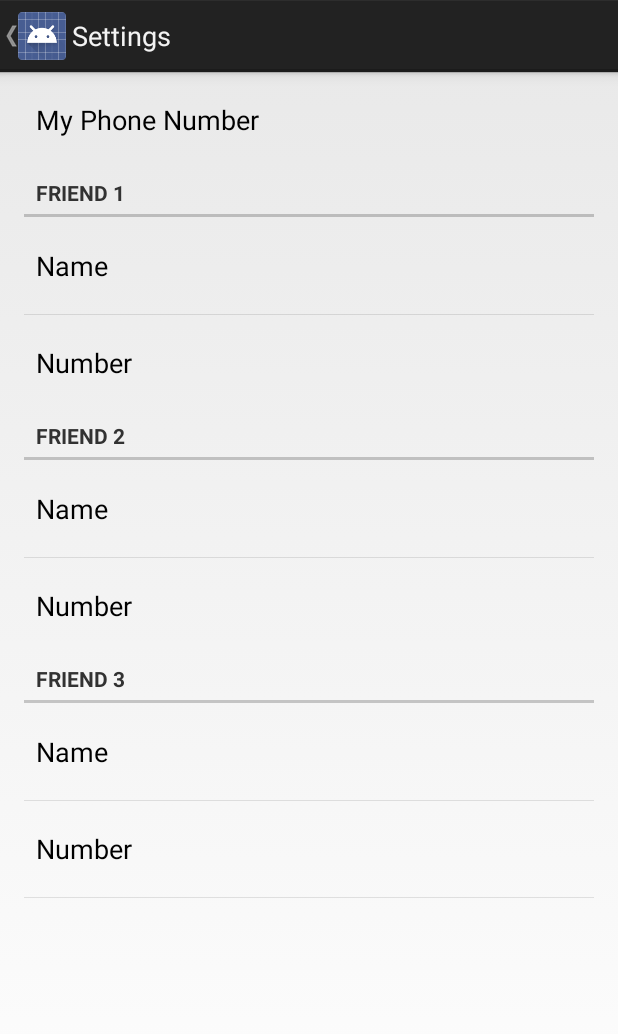
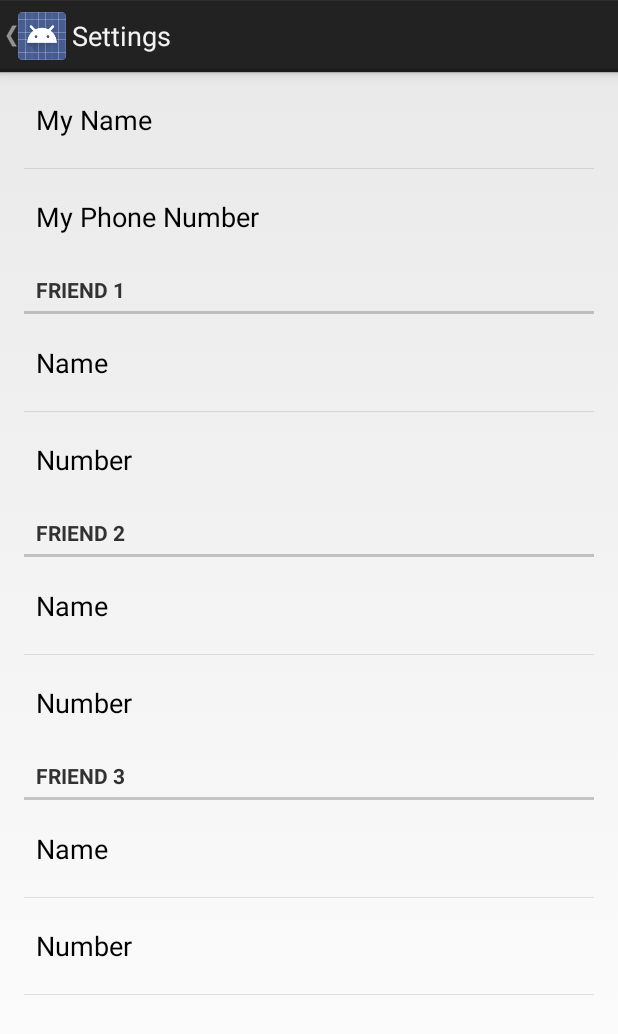
Before and after one commit to phoenix-frozen/uh-oh-android, an Android app: the screen it shows after launch (SettingsActivity), after a tap on "Settings", on a phone screen of 412 x 824 dp. Shown: the top 1034 px of the screen. Run offline under Robolectric (Android 15) with nearby library versions, the phone set to English and light mode, and no system bars.

```diff
--- a/app/src/main/java/emergencycall/intertech/com/emergencycall/ui/MainActivity.java
+++ b/app/src/main/java/emergencycall/intertech/com/emergencycall/ui/MainActivity.java
@@ -14,8 +14,8 @@ import android.view.View;
 import android.widget.Button;
 
 import java.util.HashSet;
-import java.util.LinkedList;
-import java.util.List;
+import java.util.Map;
+import java.util.TreeMap;
 
 import emergencycall.intertech.com.emergencycall.CallManager;
 import emergencycall.intertech.com.emergencycall.R;
@@ -27,6 +27,7 @@ public class MainActivity extends Activity implements View.OnClickListener {
     private Button mButtonPanic;
     private Button mButtonAlert;
     private Button mButtonSettings;
+    private Button mButtonAbout;
 
     private CallManager mCallManager;
     private LocationTransmitter mLocationTransmitter;
@@ -42,9 +43,11 @@ public class MainActivity extends Activity implements View.OnClickListener {
         mButtonPanic = (Button) findViewById(R.id.button_panic);
         mButtonAlert = (Button) findViewById(R.id.button_alert);
         mButtonSettings = (Button) findViewById(R.id.button_settings);
+        mButtonAbout = (Button) findViewById(R.id.button_about);
         mButtonPanic.setOnClickListener(this);
         mButtonAlert.setOnClickListener(this);
         mButtonSettings.setOnClickListener(this);
+        mButtonAbout.setOnClickListener(this);
 
         mCallManager = new CallManager(getApplicationContext());
         mLocationTransmitter = new LocationTransmitter(getApplicationContext());
@@ -68,27 +71,33 @@ public class MainActivity extends Activity implements View.OnClickListener {
         String my_number = preferences.getString("my_number", what_my_phone_thinks_my_number_is);
         if(what_my_phone_thinks_my_number_is != null && !what_my_phone_thinks_my_number_is.equals("")) {
             my_number = what_my_phone_thinks_my_number_is;
-            preferences.edit().putString("my_number", my_number);
+            SharedPreferences.Editor editor = preferences.edit();
+            if(editor != null) {
+                editor.putString("my_number", my_number);
+                editor.apply();
+            }
         }
 
+        String my_name = preferences.getString("my_name", "noname");
+
         //query the numbers of the three friends we're supposed to call
-        HashSet<String> friend_number_set = new HashSet<String>();
-        friend_number_set.add(preferences.getString("friend1_number", ""));
-        friend_number_set.add(preferences.getString("friend2_number", ""));
-        friend_number_set.add(preferences.getString("friend3_number", ""));
+        TreeMap<String, String> friend_numbers = new TreeMap<String, String>();
+        friend_numbers.put(preferences.getString("friend1_name", ""), preferences.getString("friend1_number", ""));
+        friend_numbers.put(preferences.getString("friend2_name", ""), preferences.getString("friend2_number", ""));
+        friend_numbers.put(preferences.getString("friend3_name", ""), preferences.getString("friend3_number", ""));
 
-        friend_number_set.remove(null);
-        friend_number_set.remove("");
-
-        String[] friend_numbers = new String[friend_number_set.size()];
-        friend_numbers = friend_number_set.toArray(friend_numbers);
+        friend_numbers.remove("");
+        for(Map.Entry<String, String> entry : new HashSet<Map.Entry<String, String>>(friend_numbers.entrySet())) {
+            if(entry.getValue() == null || entry.getValue().equals(""))
+                friend_numbers.remove(entry.getKey());
+        }
 
         switch (v.getId()) {
             case R.id.button_panic:
                 //switch LocationTransmitter into watching mode
                 mLocationTransmitter.startWatching(null);
                 //send text message
-                mLocationTransmitter.transmitLocation(my_number, LocationTransmitter.Mode.Emergency, friend_numbers);
+                mLocationTransmitter.transmitLocation(my_name, my_number, LocationTransmitter.Mode.Emergency, friend_numbers);
                 //make phone call
                 mCallManager.call();
                 //TODO: send text messages every few seconds?
@@ -98,13 +107,18 @@ public class MainActivity extends Activity implements View.OnClickListener {
                 //switch LocationTransmitter into watching mode to make sure it's up to date
                 mLocationTransmitter.startWatching(null);
                 //send text message
-                mLocationTransmitter.transmitLocation(my_number, LocationTransmitter.Mode.Alert, friend_numbers);
+                mLocationTransmitter.transmitLocation(my_name, my_number, LocationTransmitter.Mode.Alert, friend_numbers);
                 //TODO: do simulated call
                 break;
 
             case R.id.button_settings:
                 //activate settings ui
                 startActivity(new Intent(this, SettingsActivity.class));
+                break;
+
+            case R.id.button_about:
+                //activate about screen
+                startActivity(new Intent(this, AboutActivity.class));
                 break;
         }
     }
--- a/app/src/main/java/emergencycall/intertech/com/emergencycall/ui/SettingsActivity.java
+++ b/app/src/main/java/emergencycall/intertech/com/emergencycall/ui/SettingsActivity.java
@@ -3,19 +3,13 @@ package emergencycall.intertech.com.emergencycall.ui;
 import android.annotation.TargetApi;
 import android.content.Context;
 import android.content.res.Configuration;
-import android.media.Ringtone;
-import android.media.RingtoneManager;
-import android.net.Uri;
 import android.os.Build;
 import android.os.Bundle;
-import android.preference.ListPreference;
 import android.preference.Preference;
 import android.preference.PreferenceActivity;
 import android.preference.PreferenceCategory;
 import android.preference.PreferenceFragment;
 import android.preference.PreferenceManager;
-import android.preference.RingtonePreference;
-import android.text.TextUtils;
 import android.view.MenuItem;
 import android.support.v4.app.NavUtils;
 import emergencycall.intertech.com.emergencycall.R;
@@ -43,18 +37,6 @@ public class SettingsActivity extends PreferenceActivity {
     @Override
     protected void onCreate(Bundle savedInstanceState) {
         super.onCreate(savedInstanceState);
-        setupActionBar();
-    }
-
-    /**
-     * Set up the {@link android.app.ActionBar}, if the API is available.
-     */
-    @TargetApi(Build.VERSION_CODES.HONEYCOMB)
-    private void setupActionBar() {
-        if (Build.VERSION.SDK_INT >= Build.VERSION_CODES.HONEYCOMB) {
-            // Show the Up button in the action bar.
-            getActionBar().setDisplayHomeAsUpEnabled(true);
-        }
     }
 
     @Override
@@ -68,8 +50,7 @@ public class SettingsActivity extends PreferenceActivity {
             //
             // http://developer.android.com/design/patterns/navigation.html#up-vs-back
             //
-            // TODO: If Settings has multiple levels, Up should navigate up
-            // that hierarchy.
+            // If Settings has multiple levels, Up should navigate up that hierarchy.
             NavUtils.navigateUpFromSameTask(this);
             return true;
         }
@@ -97,7 +78,7 @@ public class SettingsActivity extends PreferenceActivity {
         // use the older PreferenceActivity APIs.
 
         // Add my number
-        addPreferencesFromResource(R.xml.pref_my_number);
+        addPreferencesFromResource(R.xml.pref_me);
 
         // Add 'notifications' preferences, and a corresponding header.
         PreferenceCategory fakeHeader = new PreferenceCategory(this);
@@ -120,6 +101,7 @@ public class SettingsActivity extends PreferenceActivity {
         // Bind the summaries of EditText/List/Dialog/Ringtone preferences to
         // their values. When their values change, their summaries are updated
         // to reflect the new value, per the Android Design guidelines.
+        bindPreferenceSummaryToValue(findPreference("my_name"));
         bindPreferenceSummaryToValue(findPreference("my_number"));
         bindPreferenceSummaryToValue(findPreference("friend1_name"));
         bindPreferenceSummaryToValue(findPreference("friend1_number"));
--- a/app/src/main/res/layout/activity_main.xml
+++ b/app/src/main/res/layout/activity_main.xml
@@ -29,7 +29,7 @@
 
     <Button
         android:id="@+id/button_about"
-        android:text="@string/about"
+        android:text="@string/title_activity_about"
         android:layout_width="wrap_content"
         android:layout_height="wrap_content" />
 
--- a/app/src/main/res/values/strings.xml
+++ b/app/src/main/res/values/strings.xml
@@ -1,9 +1,13 @@
 <?xml version="1.0" encoding="utf-8"?>
 <resources>
+
     <string name="app_name">Uh-Oh</string>
     <string name="action_settings">Settings</string>
-
     <string name="alert">Talk to me</string>
     <string name="panic">Call my friends</string>
-    <string name="about">About Uh-Oh</string>
+    <string name="webservice_url">http://uhoh.herokuapp.com/uhoh</string>
+    <string name="title_activity_about">About Uh-Oh</string>
+
+    <string name="about">Hello world!</string>
+
 </resources>
--- a/app/src/main/res/values/strings_activity_settings.xml
+++ b/app/src/main/res/values/strings_activity_settings.xml
@@ -3,6 +3,7 @@
 
     <!-- Strings related to Settings -->
 
+    <string name="pref_my_name">My Name</string>
     <string name="pref_my_number">My Phone Number</string>
 
     <string name="pref_friend1_header">Friend 1</string>
--- a/app/src/main/res/xml/pref_my_number.xml
+++ b/app/src/main/res/xml/pref_me.xml
@@ -2,6 +2,15 @@
 <PreferenceScreen xmlns:android="http://schemas.android.com/apk/res/android">
     <!-- NOTE: EditTextPreference accepts EditText attributes. -->
     <!-- NOTE: EditTextPreference's summary should be set to its value by the activity code. -->
+    <EditTextPreference
+        android:key="my_name"
+        android:title="@string/pref_my_name"
+        android:defaultValue=""
+        android:selectAllOnFocus="true"
+        android:inputType="textCapWords"
+        android:capitalize="words"
+        android:singleLine="true"
+        android:maxLines="1" />
     <EditTextPreference
         android:key="my_number"
         android:title="@string/pref_my_number"
```
Also changed, not shown: app/src/main/AndroidManifest.xml (+8 -0 lines), app/src/main/java/emergencycall/intertech/com/emergencycall/messaging/LocationTransmitter.java (+86 -16 lines), app/src/main/java/emergencycall/intertech/com/emergencycall/messaging/WebSvcMessage.java (+15 -12 lines), app/src/main/java/emergencycall/intertech/com/emergencycall/ui/AboutActivity.java (added, +36 -0 lines), app/src/main/res/layout/activity_about.xml (added, +16 -0 lines), app/src/main/res/menu/about.xml (added, +8 -0 lines).
